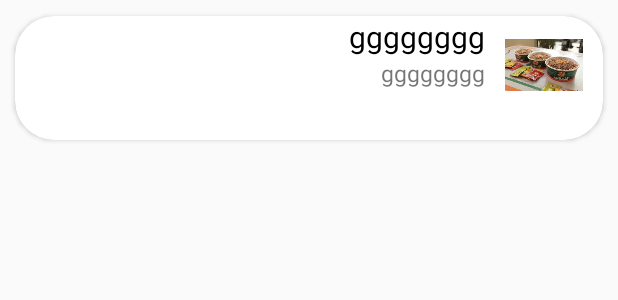
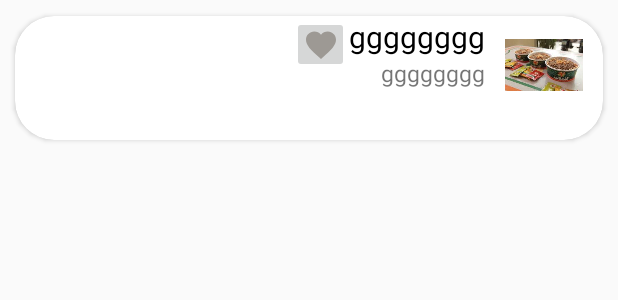
Before and after one commit to GergesElbana/Minyawy, an Android app: the layout item_place_list.xml on its own in the app's theme, with its tools: preview values and no code run, on a phone screen of 412 x 824 dp. Shown: the top 300 px of the screen. Run offline under Robolectric (Android 15) with nearby library versions, the phone set to English and light mode, and no system bars.

Commit message:
Favorite

```diff
--- /dev/null
+++ b/app/src/main/res/drawable/ic_favorite.xml
@@ -0,0 +1,5 @@
+<vector android:height="24dp" android:tint="#9D9994"
+    android:viewportHeight="24" android:viewportWidth="24"
+    android:width="24dp" xmlns:android="http://schemas.android.com/apk/res/android">
+    <path android:fillColor="@android:color/white" android:pathData="M12,21.35l-1.45,-1.32C5.4,15.36 2,12.28 2,8.5 2,5.42 4.42,3 7.5,3c1.74,0 3.41,0.81 4.5,2.09C13.09,3.81 14.76,3 16.5,3 19.58,3 22,5.42 22,8.5c0,3.78 -3.4,6.86 -8.55,11.54L12,21.35z"/>
+</vector>
--- /dev/null
+++ b/app/src/main/res/drawable/ic_favorite_2.xml
@@ -0,0 +1,5 @@
+<vector android:height="24dp" android:tint="#9D130E"
+    android:viewportHeight="24" android:viewportWidth="24"
+    android:width="24dp" xmlns:android="http://schemas.android.com/apk/res/android">
+    <path android:fillColor="@android:color/white" android:pathData="M12,21.35l-1.45,-1.32C5.4,15.36 2,12.28 2,8.5 2,5.42 4.42,3 7.5,3c1.74,0 3.41,0.81 4.5,2.09C13.09,3.81 14.76,3 16.5,3 19.58,3 22,5.42 22,8.5c0,3.78 -3.4,6.86 -8.55,11.54L12,21.35z"/>
+</vector>
--- a/app/src/main/res/layout/item_place_list.xml
+++ b/app/src/main/res/layout/item_place_list.xml
@@ -52,7 +52,13 @@
 
         </LinearLayout>
 
+      <ImageButton
+          android:layout_width="@dimen/_29sdp"
+          android:layout_height="@dimen/_29sdp"
+          android:id="@+id/favrt_btn"
+          android:src="@drawable/ic_favorite"
 
+          />
 
     </LinearLayout>
 
```
Also changed, not shown: app/src/main/java/com/example/minyawy/Places_Adapter.java (+59 -7 lines), app/src/main/java/com/example/minyawy/Register_Activity.java (+6 -1 lines).
